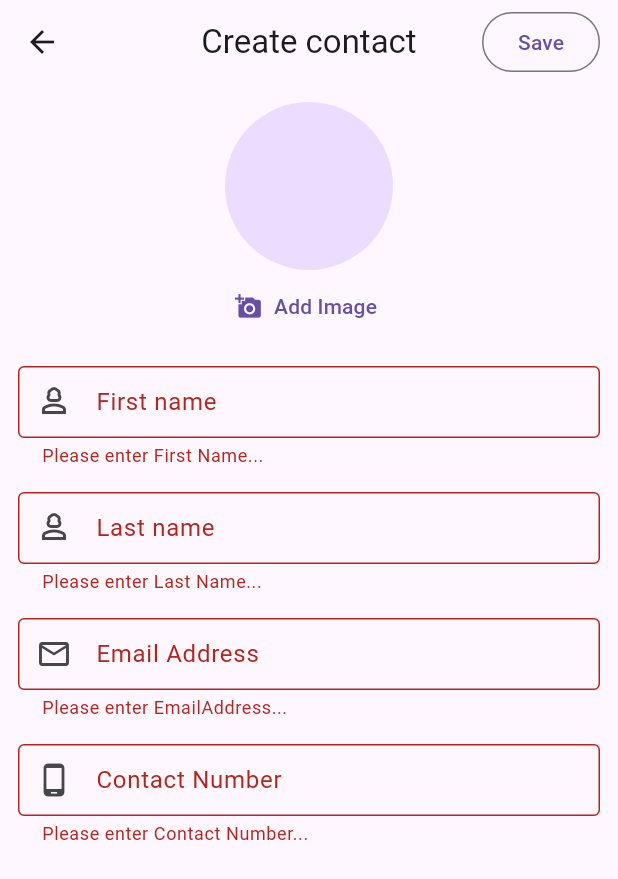
After one commit to kapadiyadarshan/Contact_Diary, a Flutter app: the AddContactPage screen opened by its route, after a tap on "Save", on a phone screen of 412 x 824 dp. The commit adds this screen. Shown: the top 879 px of the screen. Run offline on Flutter 3.47's test engine with Material 2 defaults, Android fonts, the phone set to English and light mode, and no system bars; our stand-ins replace flutter_login, shared_preferences; accounts and stored records are empty.

Commit message:
Create Contact

```diff
--- /dev/null
+++ b/contact_diary/lib/Controllers/Contact_Controller.dart
@@ -0,0 +1,63 @@
+import 'package:flutter/material.dart';
+import 'package:shared_preferences/shared_preferences.dart';
+
+import '../Modal/contact_modal.dart';
+
+class ContactController extends ChangeNotifier {
+  List<Contact> _allContacts = [];
+
+  List<String> _allContactsFirstName = [];
+  List<String> _allContactsLastName = [];
+  List<String> _allContactsEmail = [];
+  List<String> _allContactsContactNo = [];
+
+  late SharedPreferences preferences;
+
+  ContactController({required this.preferences});
+
+  get allContactList {
+    return _allContacts;
+  }
+
+  get allContactFirstName {
+    _allContactsFirstName = preferences.getStringList("firstName")!;
+    return _allContactsFirstName;
+  }
+
+  get allContactLastName {
+    _allContactsLastName = preferences.getStringList("lastName")!;
+    return _allContactsLastName;
+  }
+
+  get allContactEmail {
+    _allContactsEmail = preferences.getStringList("email")!;
+    return _allContactsEmail;
+  }
+
+  get allContactContact {
+    _allContactsContactNo = preferences.getStringList("contact")!;
+    return _allContactsContactNo;
+  }
+
+  addContact({required Contact contact}) {
+    if (!_allContacts.contains(contact)) {
+      _allContacts.add(contact);
+    }
+    _allContactsFirstName.add(contact.firstName);
+    _allContactsLastName.add(contact.lastName!);
+    _allContactsEmail.add(contact.email);
+    _allContactsContactNo.add(contact.contcatNo);
+
+    preferences.setStringList("firstName", _allContactsFirstName);
+    preferences.setStringList("lastName", _allContactsLastName);
+    preferences.setStringList("email", _allContactsEmail);
+    preferences.setStringList("contact", _allContactsContactNo);
+
+    notifyListeners();
+  }
+
+  removeContact({required Contact contact}) {
+    _allContacts.remove(contact);
+    notifyListeners();
+  }
+}
--- a/contact_diary/lib/Controllers/Theme_Contoller.dart
+++ b/contact_diary/lib/Controllers/Theme_Contoller.dart
@@ -1,14 +1,21 @@
 import 'package:flutter/material.dart';
+import 'package:shared_preferences/shared_preferences.dart';
 
 class ThemeController extends ChangeNotifier {
   bool _isDark = false;
 
+  late SharedPreferences preferences;
+
+  ThemeController({required this.preferences});
+
   get getTheme {
+    _isDark = preferences.getBool("Theme") ?? false;
     return _isDark;
   }
 
   void changeTheme() {
     _isDark = !_isDark;
+    preferences.setBool("Theme", true);
     notifyListeners();
   }
 }
--- a/contact_diary/lib/Modal/contact_modal.dart
+++ b/contact_diary/lib/Modal/contact_modal.dart
@@ -0,0 +1,15 @@
+import 'dart:io';
+
+class Contact {
+  String firstName, email, contcatNo;
+  String? lastName = "";
+  File? image;
+
+  Contact({
+    required this.firstName,
+    this.lastName,
+    required this.email,
+    required this.contcatNo,
+    this.image,
+  });
+}
--- a/contact_diary/lib/main.dart
+++ b/contact_diary/lib/main.dart
@@ -1,6 +1,8 @@
+import 'package:contact_diary/Controllers/Contact_Controller.dart';
 import 'package:contact_diary/Controllers/Theme_Contoller.dart';
 import 'package:contact_diary/Helpers/Login_helper.dart';
 import 'package:contact_diary/utils/routes_utils.dart';
+import 'package:contact_diary/views/screens/AddContactPage.dart';
 import 'package:contact_diary/views/screens/HomePage.dart';
 import 'package:contact_diary/views/screens/IntroPage.dart';
 import 'package:contact_diary/views/screens/SettingPage.dart';
@@ -16,8 +18,15 @@ void main() async {
   LoginHelper.loginHelper.init(preferences: preferences);
 
   runApp(
-    ChangeNotifierProvider(
-      create: (context) => ThemeController(),
+    MultiProvider(
+      providers: [
+        ChangeNotifierProvider(
+          create: (context) => ThemeController(preferences: preferences),
+        ),
+        ChangeNotifierProvider(
+          create: (context) => ContactController(preferences: preferences),
+        ),
+      ],
       child: const MyApp(),
     ),
   );
@@ -52,6 +61,7 @@ class MyApp extends StatelessWidget {
       routes: {
         MyRoutes.IntroPage: (context) => const IntroPage(),
         MyRoutes.HomePage: (context) => const HomePage(),
+        MyRoutes.AddContactPage: (context) => AddContactPage(),
         MyRoutes.SettingPage: (context) => const SettingPage(),
       },
     );
--- a/contact_diary/lib/utils/routes_utils.dart
+++ b/contact_diary/lib/utils/routes_utils.dart
@@ -1,5 +1,6 @@
 class MyRoutes {
   static String IntroPage = "IntroPage";
   static String HomePage = "HomePage";
+  static String AddContactPage = "AddContactPage";
   static String SettingPage = "SettingPage";
 }
--- /dev/null
+++ b/contact_diary/lib/views/screens/AddContactPage.dart
@@ -0,0 +1,181 @@
+import 'package:contact_diary/Controllers/Contact_Controller.dart';
+import 'package:contact_diary/Modal/contact_modal.dart';
+import 'package:flutter/material.dart';
+import 'package:provider/provider.dart';
+
+class AddContactPage extends StatelessWidget {
+  AddContactPage({super.key});
+
+  @override
+  RegExp emailRx = RegExp(r'^.+@[a-zA-Z]+\.{1}[a-zA-Z]+(\.{0,1}[a-zA-Z]+)$');
+  // const contactRx = /^\+?[1-9][0-9]{7,14}$/;
+
+  GlobalKey<FormState> formKey = GlobalKey();
+
+  String firstName = "";
+  String lastName = "";
+  String email = "";
+  String contact = "";
+
+  Widget build(BuildContext context) {
+    return Scaffold(
+      appBar: AppBar(
+        title: const Text("Create contact"),
+        actions: [
+          OutlinedButton(
+            onPressed: () {
+              bool isValidated = formKey.currentState!.validate();
+
+              if (isValidated) {
+                Contact con = Contact(
+                  firstName: firstName,
+                  lastName: lastName,
+                  email: email,
+                  contcatNo: contact,
+                );
+
+                Provider.of<ContactController>(context, listen: false)
+                    .addContact(contact: con);
+
+                Navigator.pop(context);
+              }
+            },
+            child: const Text("Save"),
+          ),
+          const SizedBox(
+            width: 12,
+          ),
+        ],
+      ),
+      body: Padding(
+        padding: const EdgeInsets.all(12),
+        child: Form(
+          key: formKey,
+          child: Column(
+            crossAxisAlignment: CrossAxisAlignment.center,
+            children: [
+              const CircleAvatar(
+                radius: 56,
+              ),
+              TextButton.icon(
+                onPressed: () {},
+                icon: const Icon(Icons.add_a_photo),
+                label: const Text("Add Image"),
+              ),
+              const SizedBox(
+                height: 16,
+              ),
+              //First Name
+              TextFormField(
+                validator: (value) {
+                  if (value!.isEmpty) {
+                    return "Please enter First Name...";
+                  } else {
+                    return null;
+                  }
+                },
+                keyboardType: TextInputType.name,
+                textInputAction: TextInputAction.next,
+                decoration: const InputDecoration(
+                  isDense: true,
+                  label: Text("First name"),
+                  prefixIcon: Icon(
+                    Icons.person_3_outlined,
+                    size: 24,
+                  ),
+                  border: OutlineInputBorder(),
+                ),
+                onChanged: (value) {
+                  firstName = value;
+                },
+              ),
+              const SizedBox(
+                height: 16,
+              ),
+              //Last Name
+              TextFormField(
+                validator: (value) {
+                  if (value!.isEmpty) {
+                    return "Please enter Last Name...";
+                  } else {
+                    return null;
+                  }
+                },
+                keyboardType: TextInputType.name,
+                textInputAction: TextInputAction.next,
+                decoration: const InputDecoration(
+                  isDense: true,
+                  label: Text("Last name"),
+                  prefixIcon: Icon(
+                    Icons.person_3_outlined,
+                    size: 24,
+                  ),
+                  border: OutlineInputBorder(),
+                ),
+                onChanged: (value) {
+                  lastName = value;
+                },
+              ),
+              const SizedBox(
+                height: 16,
+              ),
+              //Email
+              TextFormField(
+                validator: (value) {
+                  if (value!.isEmpty) {
+                    return "Please enter EmailAddress...";
+                  } else if (!emailRx.hasMatch(value)) {
+                    return "Please enter valid EmailAddress...";
+                  } else {
+                    return null;
+                  }
+                },
+                keyboardType: TextInputType.emailAddress,
+                textInputAction: TextInputAction.next,
+                decoration: const InputDecoration(
+                  isDense: true,
+                  label: Text("Email Address"),
+                  prefixIcon: Icon(
+                    Icons.email_outlined,
+                    size: 24,
+                  ),
+                  border: OutlineInputBorder(),
+                ),
+                onChanged: (value) {
+                  email = value;
+                },
+              ),
+              const SizedBox(
+                height: 16,
+              ),
+              //Contact
+              TextFormField(
+                validator: (value) {
+                  if (value!.isEmpty) {
+                    return "Please enter Contact Number...";
+                  } else {
+                    return null;
+                  }
+                },
+                keyboardType: TextInputType.number,
+                textInputAction: TextInputAction.done,
+                decoration: const InputDecoration(
+                  isDense: true,
+                  label: Text("Contact Number"),
+                  prefixIcon: Icon(
+                    Icons.phone_android_outlined,
+                    size: 24,
+                  ),
+                  border: OutlineInputBorder(),
+                ),
+                onChanged: (value) {
+                  contact = value;
+                },
+              ),
+            ],
+          ),
+        ),
+      ),
+    );
+  }
+}
--- a/contact_diary/lib/views/screens/HomePage.dart
+++ b/contact_diary/lib/views/screens/HomePage.dart
@@ -1,6 +1,9 @@
+import 'package:contact_diary/Controllers/Contact_Controller.dart';
+import 'package:contact_diary/Modal/contact_modal.dart';
 import 'package:contact_diary/utils/routes_utils.dart';
 import 'package:flutter/cupertino.dart';
 import 'package:flutter/material.dart';
+import 'package:provider/provider.dart';
 
 class HomePage extends StatefulWidget {
   const HomePage({super.key});
@@ -28,20 +31,32 @@ class _HomePageState extends State<HomePage> {
         ],
       ),
       body: Padding(
-          padding: const EdgeInsets.all(12),
-          child: Column(
-            children: [
-              Card(
+        padding: const EdgeInsets.all(12),
+        child: Consumer<ContactController>(
+          builder: (context, provider, child) => ListView.builder(
+            itemCount: provider.allContactFirstName.length,
+            itemBuilder: (context, index) {
+              Contact contact = provider.allContactList[index];
+
+              return Card(
                 child: ListTile(
-                  title: Text("Darshan Kapadiya"),
-                  subtitle: Text("8153801291"),
-                  leading: CircleAvatar(),
+                  title: Text(
+                      "${provider.allContactFirstName[index]} ${provider.allContactLastName[index]}"),
+                  subtitle: Text(provider.allContactContact[index]),
+                  leading: CircleAvatar(
+                    backgroundColor: Colors
+                        .primaries[index % Colors.primaries.length].shade500,
+                  ),
                 ),
-              )
-            ],
-          )),
+              );
+            },
+          ),
+        ),
+      ),
       floatingActionButton: FloatingActionButton(
-        onPressed: () {},
+        onPressed: () {
+          Navigator.pushNamed(context, MyRoutes.AddContactPage);
+        },
         child: const Icon(Icons.add),
       ),
     );
```
